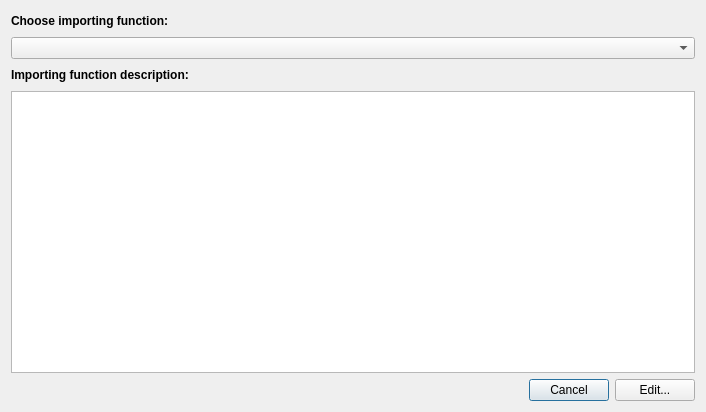
Qt form dialogsAndWidget/analysisDlg/editDlg.ui (MFalappa/Molabeach3) before a commit.
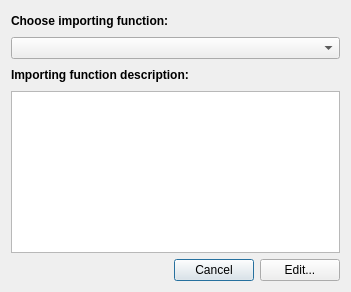
The same form after that commit.

Commit message: new label for edit dialog

Patch:
```diff
--- a/dialogsAndWidget/analysisDlg/editDlg.ui
+++ b/dialogsAndWidget/analysisDlg/editDlg.ui
@@ -6,8 +6,8 @@
    <rect>
     <x>0</x>
     <y>0</y>
-    <width>706</width>
-    <height>412</height>
+    <width>351</width>
+    <height>292</height>
    </rect>
   </property>
   <property name="windowTitle">
```
The commit also changes 4 other files.
